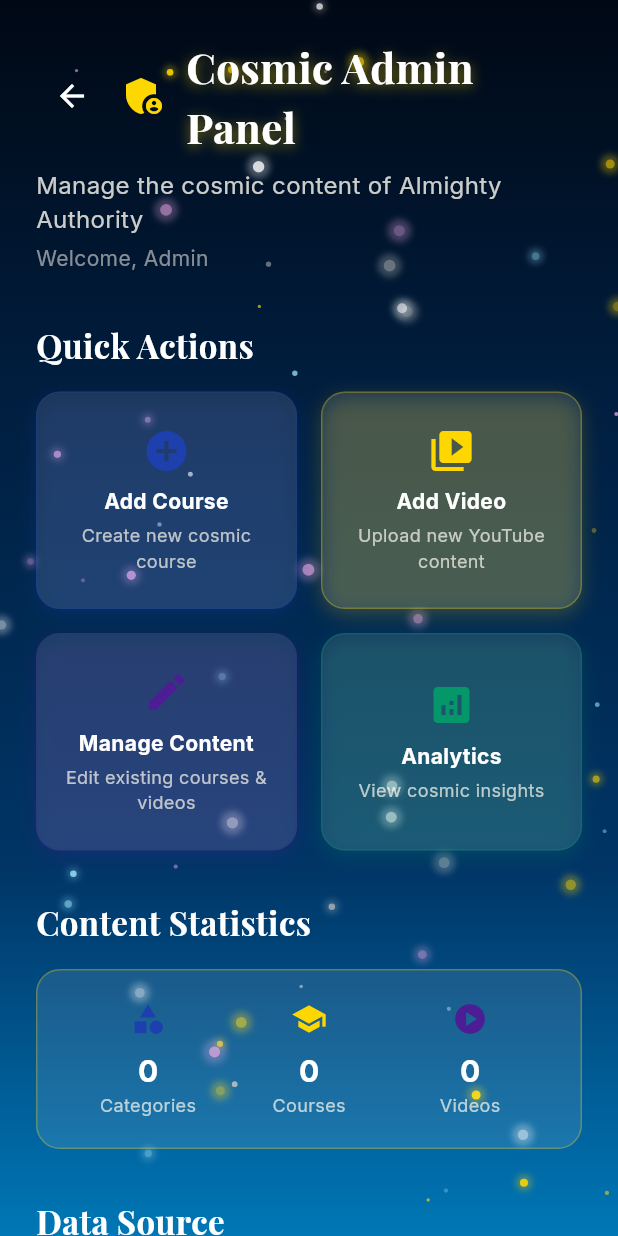
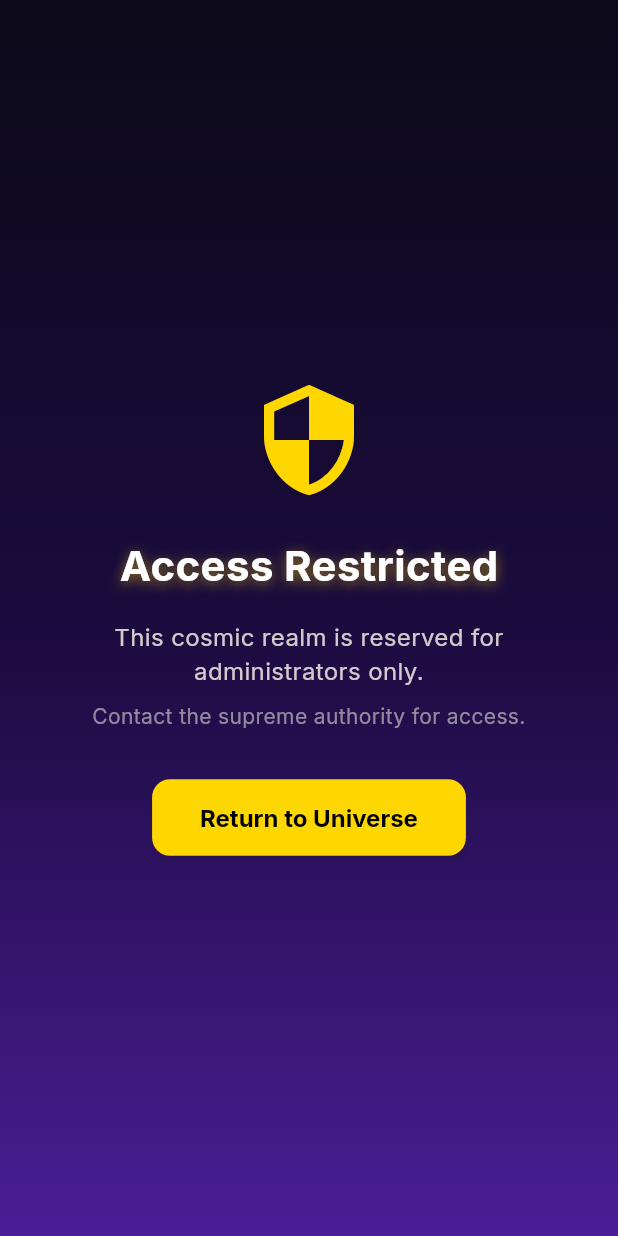
Before and after one commit to Udusgang/Behad-Spirti, a Flutter app: the AdminPanelScreen screen opened by its route, on a phone screen of 412 x 824 dp. Run offline on Flutter 3.47's test engine with Material 3 defaults, Android fonts, the phone set to English and light mode, and no system bars; our stand-ins replace cloud_firestore, firebase_auth, firebase_core, google_fonts, youtube_player_flutter; accounts and stored records are empty.

Commit message:
Superadmin added

```diff
--- a/lib/models/user.dart
+++ b/lib/models/user.dart
@@ -6,6 +6,7 @@ class AppUser {
   final DateTime createdAt;
   final DateTime lastLoginAt;
   final Map<String, dynamic> preferences;
+  final String role; // 'user' or 'admin'
 
   const AppUser({
     required this.uid,
@@ -15,6 +16,7 @@ class AppUser {
     required this.createdAt,
     required this.lastLoginAt,
     this.preferences = const {},
+    this.role = 'user',
   });
 
   factory AppUser.fromJson(Map<String, dynamic> json) {
@@ -26,6 +28,7 @@ class AppUser {
       createdAt: DateTime.parse(json['createdAt'] as String),
       lastLoginAt: DateTime.parse(json['lastLoginAt'] as String),
       preferences: json['preferences'] as Map<String, dynamic>? ?? {},
+      role: json['role'] as String? ?? 'user',
     );
   }
 
@@ -38,6 +41,7 @@ class AppUser {
       'createdAt': createdAt.toIso8601String(),
       'lastLoginAt': lastLoginAt.toIso8601String(),
       'preferences': preferences,
+      'role': role,
     };
   }
 
@@ -49,6 +53,7 @@ class AppUser {
     DateTime? createdAt,
     DateTime? lastLoginAt,
     Map<String, dynamic>? preferences,
+    String? role,
   }) {
     return AppUser(
       uid: uid ?? this.uid,
@@ -58,6 +63,7 @@ class AppUser {
       createdAt: createdAt ?? this.createdAt,
       lastLoginAt: lastLoginAt ?? this.lastLoginAt,
       preferences: preferences ?? this.preferences,
+      role: role ?? this.role,
     );
   }
 
@@ -80,4 +86,5 @@ class AppUser {
 
   bool get hasDisplayName => displayName != null && displayName!.isNotEmpty;
   bool get hasPhotoURL => photoURL != null && photoURL!.isNotEmpty;
+  bool get isAdmin => role == 'admin';
 }
--- a/lib/services/auth_service.dart
+++ b/lib/services/auth_service.dart
@@ -51,6 +51,9 @@ class AuthService {
       await user.updateDisplayName(displayName);
 
       // Create user document in Firestore
+      // Check if this is the first user (make them admin)
+      final isFirstUser = await _isFirstUser();
+
       final appUser = AppUser(
         uid: user.uid,
         email: email,
@@ -58,6 +61,7 @@ class AuthService {
         photoURL: user.photoURL,
         createdAt: DateTime.now(),
         lastLoginAt: DateTime.now(),
+        role: isFirstUser ? 'admin' : 'user', // First user becomes admin
         preferences: {
           'notifications': true,
           'darkMode': false,
@@ -148,6 +152,16 @@ class AuthService {
     }
   }
 
+  // Check if this is the first user (to make them admin)
+  Future<bool> _isFirstUser() async {
+    try {
+      final snapshot = await _firestore.collection('users').limit(1).get();
+      return snapshot.docs.isEmpty;
+    } catch (e) {
+      return false; // If error, assume not first user
+    }
+  }
+
   // Get user-friendly error messages
   String _getErrorMessage(String code) {
     switch (code) {
--- /dev/null
+++ b/lib/widgets/admin_route_guard.dart
@@ -0,0 +1,112 @@
+import 'package:flutter/material.dart';
+import 'package:provider/provider.dart';
+import '../providers/auth_provider.dart';
+import '../theme/app_theme.dart';
+
+class AdminRouteGuard extends StatelessWidget {
+  final Widget child;
+
+  const AdminRouteGuard({super.key, required this.child});
+
+  @override
+  Widget build(BuildContext context) {
+    return Consumer<AuthProvider>(
+      builder: (context, authProvider, _) {
+        // Check if user is authenticated and is admin
+        if (authProvider.currentUser?.isAdmin == true) {
+          return child;
+        }
+
+        // Show access denied screen for non-admin users
+        return Scaffold(
+          body: Container(
+            decoration: BoxDecoration(
+              gradient: LinearGradient(
+                begin: Alignment.topCenter,
+                end: Alignment.bottomCenter,
+                colors: [
+                  AppTheme.deepSpace,
+                  AppTheme.primaryPurple,
+                  AppTheme.softViolet,
+                ],
+              ),
+            ),
+            child: SafeArea(
+              child: Center(
+                child: Padding(
+                  padding: const EdgeInsets.all(24.0),
+                  child: Column(
+                    mainAxisAlignment: MainAxisAlignment.center,
+                    children: [
+                      Icon(
+                        Icons.security,
+                        size: 80,
+                        color: AppTheme.accentGold,
+                      ),
+                      const SizedBox(height: 24),
+                      Text(
+                        'Access Restricted',
+                        style: TextStyle(
+                          fontSize: 28,
+                          fontWeight: FontWeight.bold,
+                          color: Colors.white,
+                          shadows: [
+                            Shadow(
+                              color: AppTheme.accentGold.withOpacity(0.5),
+                              blurRadius: 10,
+                              offset: const Offset(0, 2),
+                            ),
+                          ],
+                        ),
+                      ),
+                      const SizedBox(height: 16),
+                      Text(
+                        'This cosmic realm is reserved for administrators only.',
+                        textAlign: TextAlign.center,
+                        style: TextStyle(
+                          fontSize: 16,
+                          color: AppTheme.starWhite.withOpacity(0.8),
+                        ),
+                      ),
+                      const SizedBox(height: 8),
+                      Text(
+                        'Contact the supreme authority for access.',
+                        textAlign: TextAlign.center,
+                        style: TextStyle(
+                          fontSize: 14,
+                          color: AppTheme.cosmicSilver.withOpacity(0.7),
+                        ),
+                      ),
+                      const SizedBox(height: 32),
+                      ElevatedButton(
+                        onPressed: () => Navigator.pop(context),
+                        style: ElevatedButton.styleFrom(
+                          backgroundColor: AppTheme.accentGold,
+                          foregroundColor: Colors.black,
+                          padding: const EdgeInsets.symmetric(
+                            horizontal: 32,
+                            vertical: 16,
+                          ),
+                          shape: RoundedRectangleBorder(
+                            borderRadius: BorderRadius.circular(12),
+                          ),
+                        ),
+                        child: const Text(
+                          'Return to Universe',
+                          style: TextStyle(
+                            fontSize: 16,
+                            fontWeight: FontWeight.bold,
+                          ),
+                        ),
+                      ),
+                    ],
+                  ),
+                ),
+              ),
+            ),
+          ),
+        );
+      },
+    );
+  }
+}
```
Also changed, not shown: lib/screens/admin/admin_panel_screen.dart (+76 -5 lines), lib/screens/profile_screen.dart (+30 -3 lines).
